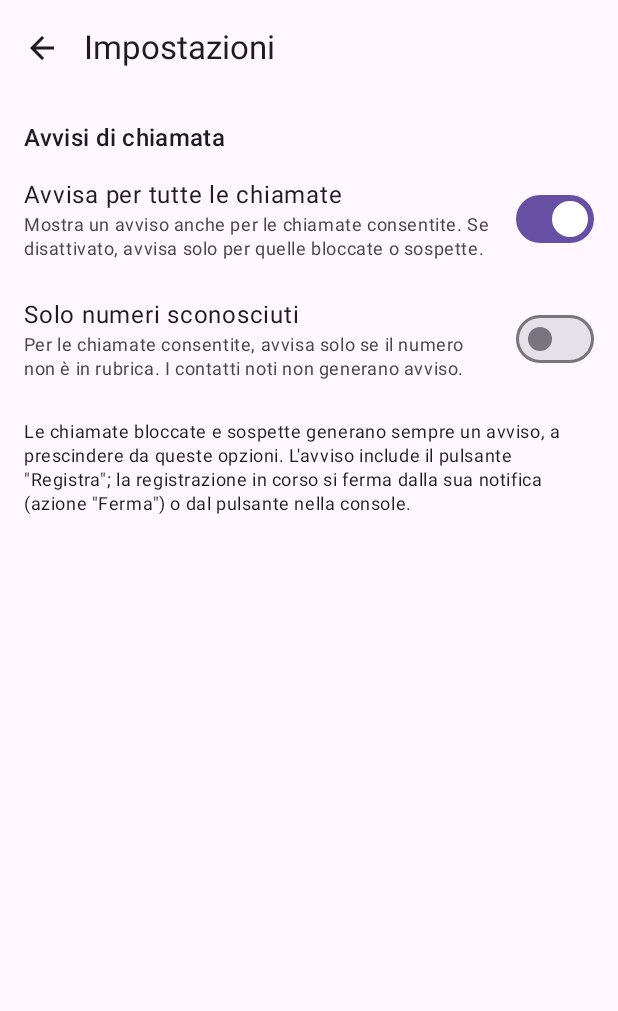
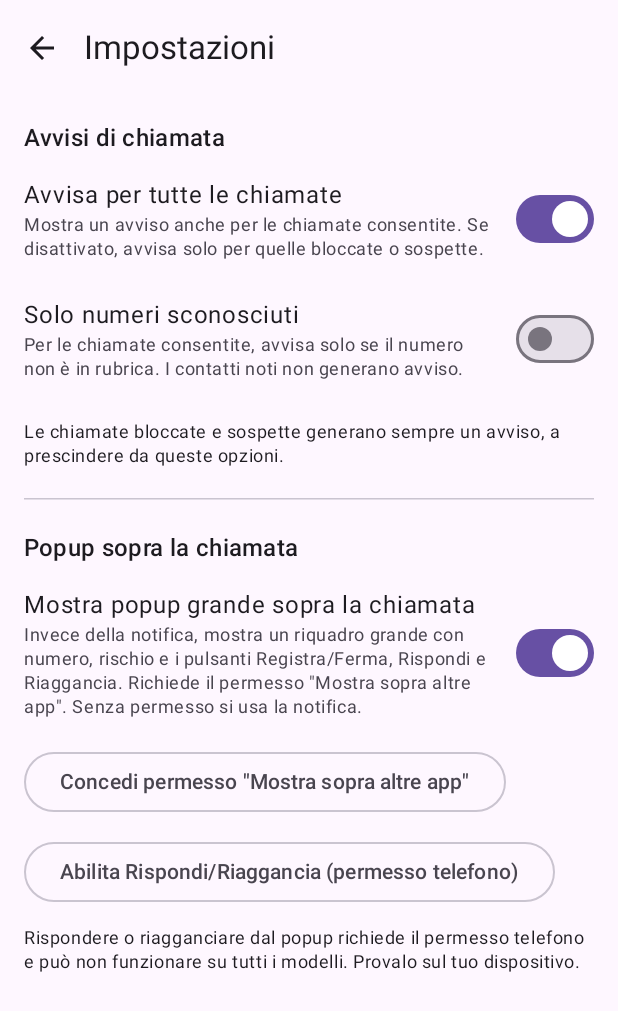
Before and after one commit to mrcatgit/Nospam, an Android app built with Jetpack Compose: the screen it shows after launch (MainActivity), after a tap on "Impostazioni", on a phone screen of 412 x 824 dp. Shown: the top 1011 px of the screen. Run offline under Robolectric (Android 15) with nearby library versions, the phone set to English and light mode, and no system bars; our stand-ins replace Room's generated code.

Commit message:
Popup overlay sopra la chiamata con Registra/Ferma, Rispondi/Riaggancia
- CallOverlay: riquadro grande (SYSTEM_ALERT_WINDOW) con numero, rischio,
  motivazioni; pulsanti Registra/Ferma (si alterna osservando lo stato del
  service), Rispondi, Riaggancia, Chiudi; auto-chiusura a 60s
- CallController: answer()/hangup() via TelecomManager (ANSWER_PHONE_CALLS),
  best-effort e dipendente dal dispositivo
- AppSettings.useOverlay (default ON); lo screening usa l'overlay se il permesso
  è concesso, altrimenti la notifica
- SettingsScreen: interruttore overlay + pulsanti per concedere i permessi
  (overlay e telefono)
- CallRecordingService: startForeground protetto da try/catch (niente crash se
  l'avvio microfono dal background è negato su Android 14)
- Permessi SYSTEM_ALERT_WINDOW e ANSWER_PHONE_CALLS nel manifest; doc aggiornata

Build verificato: assembleDebug + testDebugUnitTest SUCCESSFUL, test 3/3.

Co-Authored-By: Claude Opus 4.8 <noreply@anthropic.com>
Claude-Session: https://claude.ai/code/session_01DaDdbj8ke9gbxeppWhbu6D

```diff
--- a/app/src/main/AndroidManifest.xml
+++ b/app/src/main/AndroidManifest.xml
@@ -19,6 +19,11 @@
     <uses-permission android:name="android.permission.RECORD_AUDIO" />
     <uses-permission android:name="android.permission.FOREGROUND_SERVICE" />
     <uses-permission android:name="android.permission.FOREGROUND_SERVICE_MICROPHONE" />
+
+    <!-- Popup sopra la schermata di chiamata (opzionale, l'utente concede il permesso). -->
+    <uses-permission android:name="android.permission.SYSTEM_ALERT_WINDOW" />
+    <!-- Rispondere/riagganciare dal popup (opzionale; dipende dal dispositivo). -->
+    <uses-permission android:name="android.permission.ANSWER_PHONE_CALLS" />
 
     <application
         android:name=".NoSpamApp"
--- a/app/src/main/java/com/nospam/data/AppSettings.kt
+++ b/app/src/main/java/com/nospam/data/AppSettings.kt
@@ -24,8 +24,18 @@ class AppSettings(context: Context) {
         get() = prefs.getBoolean(KEY_ONLY_UNKNOWN, false)
         set(value) = prefs.edit().putBoolean(KEY_ONLY_UNKNOWN, value).apply()
 
+    /**
+     * Se true (default), mostra un popup grande sopra la chiamata invece della notifica,
+     * quando il permesso "Mostra sopra altre app" è concesso. Senza permesso si usa
+     * comunque la notifica.
+     */
+    var useOverlay: Boolean
+        get() = prefs.getBoolean(KEY_USE_OVERLAY, true)
+        set(value) = prefs.edit().putBoolean(KEY_USE_OVERLAY, value).apply()
+
     companion object {
         private const val KEY_ALERT_ALL = "alert_all_calls"
         private const val KEY_ONLY_UNKNOWN = "alert_only_unknown"
+        private const val KEY_USE_OVERLAY = "use_overlay"
     }
 }
--- a/app/src/main/java/com/nospam/ui/SettingsScreen.kt
+++ b/app/src/main/java/com/nospam/ui/SettingsScreen.kt
@@ -1,5 +1,11 @@
 package com.nospam.ui
 
+import android.Manifest
+import android.content.Intent
+import android.net.Uri
+import android.provider.Settings
+import androidx.activity.compose.rememberLauncherForActivityResult
+import androidx.activity.result.contract.ActivityResultContracts
 import androidx.compose.foundation.layout.Arrangement
 import androidx.compose.foundation.layout.Column
 import androidx.compose.foundation.layout.Row
@@ -9,9 +15,11 @@ import androidx.compose.foundation.layout.padding
 import androidx.compose.material.icons.Icons
 import androidx.compose.material.icons.automirrored.filled.ArrowBack
 import androidx.compose.material3.ExperimentalMaterial3Api
+import androidx.compose.material3.HorizontalDivider
 import androidx.compose.material3.Icon
 import androidx.compose.material3.IconButton
 import androidx.compose.material3.MaterialTheme
+import androidx.compose.material3.OutlinedButton
 import androidx.compose.material3.Scaffold
 import androidx.compose.material3.Switch
 import androidx.compose.material3.Text
@@ -38,6 +46,11 @@ fun SettingsScreen(onBack: () -> Unit) {
 
     var alertAll by remember { mutableStateOf(settings.alertAllCalls) }
     var onlyUnknown by remember { mutableStateOf(settings.alertOnlyUnknown) }
+    var useOverlay by remember { mutableStateOf(settings.useOverlay) }
+
+    val phonePermission = rememberLauncherForActivityResult(
+        ActivityResultContracts.RequestPermission()
+    ) { /* esito gestito dal sistema */ }
 
     Scaffold(
         topBar = {
@@ -76,11 +89,48 @@ fun SettingsScreen(onBack: () -> Unit) {
 
             Text(
                 "Le chiamate bloccate e sospette generano sempre un avviso, a prescindere da " +
-                    "queste opzioni. L'avviso include il pulsante \"Registra\"; la " +
-                    "registrazione in corso si ferma dalla sua notifica (azione \"Ferma\") o dal " +
-                    "pulsante nella console.",
+                    "queste opzioni.",
                 style = MaterialTheme.typography.bodySmall,
                 modifier = Modifier.padding(top = 12.dp),
+            )
+
+            HorizontalDivider(Modifier.padding(vertical = 16.dp))
+            Text("Popup sopra la chiamata", style = MaterialTheme.typography.titleMedium)
+
+            SettingRow(
+                title = "Mostra popup grande sopra la chiamata",
+                subtitle = "Invece della notifica, mostra un riquadro grande con numero, rischio " +
+                    "e i pulsanti Registra/Ferma, Rispondi e Riaggancia. Richiede il permesso " +
+                    "\"Mostra sopra altre app\". Senza permesso si usa la notifica.",
+                checked = useOverlay,
+                onCheckedChange = { useOverlay = it; settings.useOverlay = it },
+            )
+
+            val canOverlay = Settings.canDrawOverlays(context)
+            if (useOverlay && !canOverlay) {
+                OutlinedButton(
+                    onClick = {
+                        context.startActivity(
+                            Intent(
+                                Settings.ACTION_MANAGE_OVERLAY_PERMISSION,
+                                Uri.parse("package:${context.packageName}"),
+                            ).addFlags(Intent.FLAG_ACTIVITY_NEW_TASK)
+                        )
+                    },
+                    modifier = Modifier.padding(top = 4.dp),
+                ) { Text("Concedi permesso \"Mostra sopra altre app\"") }
+            }
+
+            OutlinedButton(
+                onClick = { phonePermission.launch(Manifest.permission.ANSWER_PHONE_CALLS) },
+                modifier = Modifier.padding(top = 8.dp),
+            ) { Text("Abilita Rispondi/Riaggancia (permesso telefono)") }
+
+            Text(
+                "Rispondere o riagganciare dal popup richiede il permesso telefono e può non " +
+                    "funzionare su tutti i modelli. Provalo sul tuo dispositivo.",
+                style = MaterialTheme.typography.bodySmall,
+                modifier = Modifier.padding(top = 8.dp),
             )
         }
     }
--- /dev/null
+++ b/app/src/main/res/drawable/overlay_bg.xml
@@ -0,0 +1,6 @@
+<?xml version="1.0" encoding="utf-8"?>
+<shape xmlns:android="http://schemas.android.com/apk/res/android" android:shape="rectangle">
+    <solid android:color="#F20B1F17" />
+    <corners android:radius="20dp" />
+    <stroke android:width="1dp" android:color="#3350E3A5" />
+</shape>
```
Also changed, not shown: app/src/main/java/com/nospam/recording/CallRecordingService.kt (+11 -4 lines), app/src/main/java/com/nospam/screening/CallController.kt (added, +46 -0 lines), app/src/main/java/com/nospam/screening/CallOverlay.kt (added, +165 -0 lines), app/src/main/java/com/nospam/screening/NoSpamScreeningService.kt (+24 -11 lines), app/src/main/res/layout/overlay_call.xml (added, +82 -0 lines), 1 other file.
